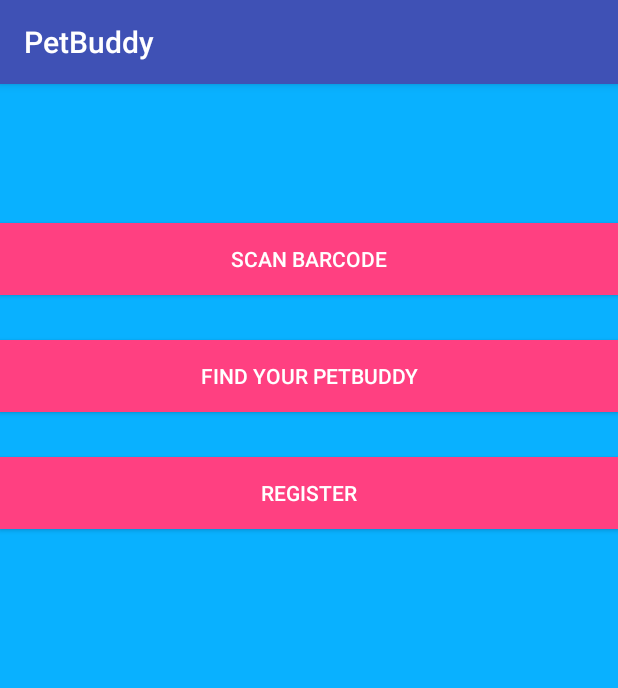
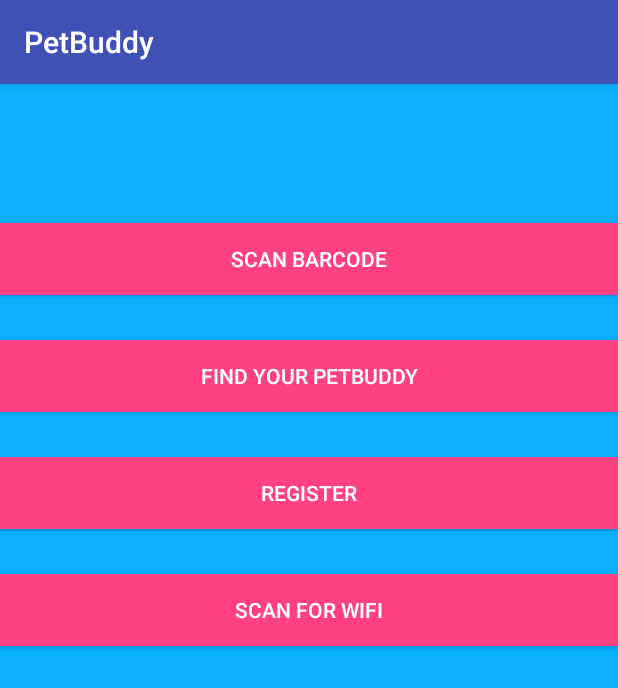
Before and after one commit to ukhan2014/petbuddy-android-app, an Android app: the screen it shows after launch (MainActivity), on a phone screen of 412 x 824 dp. Shown: the top 688 px of the screen. Run offline under Robolectric (Android 15) with nearby library versions, the light colour scheme and no system bars.

Commit message:
wifi scan list activity

```diff
--- a/app/src/main/AndroidManifest.xml
+++ b/app/src/main/AndroidManifest.xml
@@ -3,8 +3,9 @@
     package="com.kodiakapps.petbuddy">
 
     <uses-permission android:name="android.permission.ACCESS_WIFI_STATE" />
+    <uses-permission android:name="android.permission.CHANGE_WIFI_STATE" />
     <uses-permission android:name="android.permission.ACCESS_COARSE_LOCATION" />
-    <uses-permission android:name="android.permission.CHANGE_WIFI_STATE" />
+    <uses-permission android:name="android.permission.ACCESS_FINE_LOCATION" />
     <uses-permission android:name="android.permission.CAMERA" />
 
     <!-- To auto-complete the email text field in the login form with the user's emails -->
@@ -49,7 +50,8 @@
                 <category android:name="android.intent.category.DEFAULT" />
             </intent-filter>
         </activity>
-        <activity android:name=".RegisterActivity"></activity>
+        <activity android:name=".RegisterActivity" />
+        <activity android:name=".WifiScanActivity"></activity>
     </application>
 
 </manifest>
--- a/app/src/main/java/com/kodiakapps/petbuddy/MainActivity.java
+++ b/app/src/main/java/com/kodiakapps/petbuddy/MainActivity.java
@@ -21,6 +21,11 @@ public class MainActivity extends AppCompatActivity {
 
     private TextView mResultTextView;
     private String mPetBuddyDeviceSerial = "";
+    private String fname = "";
+    private String lname = "";
+    private String email = "";
+    private String pwd = "";
+
 
     @Override
     protected void onCreate(Bundle savedInstanceState) {
@@ -59,6 +64,14 @@ public class MainActivity extends AppCompatActivity {
                     startActivity(myIntent);
             }
         });
+
+        Button scanWiFiButton = (Button) findViewById(R.id.buttonWiFi);
+        scanWiFiButton.setOnClickListener(new View.OnClickListener() {
+            public void onClick(View arg0) {
+                Intent myIntent = new Intent(MainActivity.this, WifiScanActivity.class);
+                startActivity(myIntent);
+            }
+        });
     }
 
     @Override
--- a/app/src/main/java/com/kodiakapps/petbuddy/SearchSSIDs.java
+++ b/app/src/main/java/com/kodiakapps/petbuddy/SearchSSIDs.java
@@ -57,7 +57,7 @@ public class SearchSSIDs extends Activity implements View.OnClickListener
             serialno= (String) savedInstanceState.getSerializable(DEVICE_SERIAL);
         }
 
-        deviceName = "PBD" + serialno;
+        deviceName = "PB" + serialno;
 
         Log.d(TAG, "deviceName is: " + deviceName);
         Log.d(TAG, "PSK is: " + serialno);
--- a/app/src/main/res/layout/activity_info.xml
+++ b/app/src/main/res/layout/activity_info.xml
@@ -55,6 +55,18 @@
         android:text="Register"
         android:textColor="@color/colorText" />
 
+    <Button
+        android:id="@+id/buttonWiFi"
+        android:layout_width="match_parent"
+        android:layout_height="wrap_content"
+        android:layout_alignParentLeft="true"
+        android:layout_alignParentStart="true"
+        android:layout_below="@+id/buttonRegister"
+        android:layout_marginTop="30dp"
+        android:background="@color/colorAccent"
+        android:text="Scan for wifi"
+        android:textColor="@color/colorText" />
+
 
 
 </RelativeLayout>
```
Also changed, not shown: app/src/main/java/com/kodiakapps/petbuddy/WifiScanActivity.java (+82 -2 lines), app/src/main/res/layout/activity_wifi_scan.xml (+29 -5 lines), app/src/main/res/layout/row.xml (+8 -1 lines).
